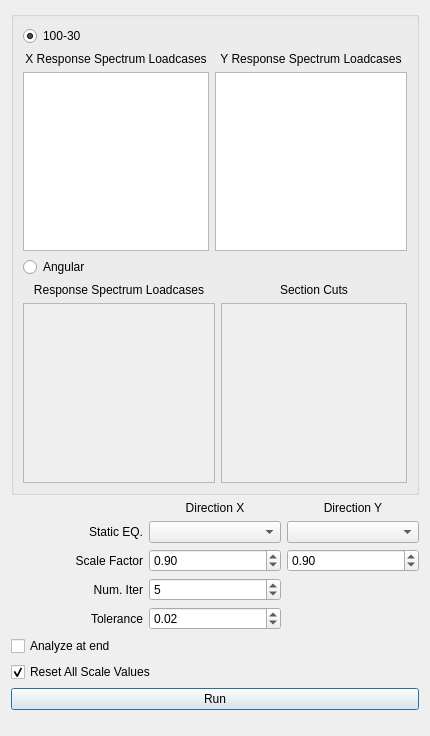
Old version of the form widgets/response_spectrum.ui in the repository ebrahimraeyat/civilTools.
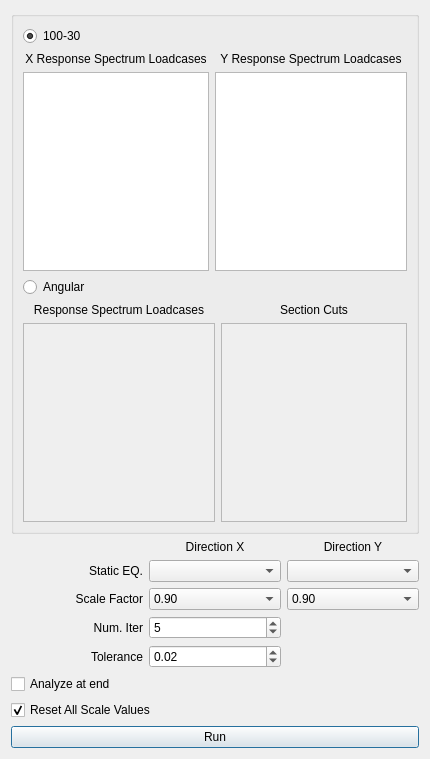
New version of the form. Icons and pictures are not drawn.

Commit message: Do not show scale spectrum during get drift

What changed in the file:
```diff
--- a/widgets/response_spectrum.ui
+++ b/widgets/response_spectrum.ui
@@ -7,7 +7,7 @@
     <x>0</x>
     <y>0</y>
     <width>430</width>
-    <height>736</height>
+    <height>759</height>
    </rect>
   </property>
   <property name="windowTitle">
@@ -239,22 +239,6 @@
        </property>
       </widget>
      </item>
-     <item row="2" column="2">
-      <widget class="QDoubleSpinBox" name="y_scalefactor">
-       <property name="minimum">
-        <double>0.850000000000000</double>
-       </property>
-       <property name="maximum">
-        <double>1.000000000000000</double>
-       </property>
-       <property name="singleStep">
-        <double>0.050000000000000</double>
-       </property>
-       <property name="value">
-        <double>0.900000000000000</double>
-       </property>
-      </widget>
-     </item>
      <item row="4" column="1">
       <widget class="QDoubleSpinBox" name="tolerance">
        <property name="minimum">
@@ -271,22 +255,6 @@
        </property>
       </widget>
      </item>
-     <item row="2" column="1">
-      <widget class="QDoubleSpinBox" name="x_scalefactor">
-       <property name="minimum">
-        <double>0.850000000000000</double>
-       </property>
-       <property name="maximum">
-        <double>1.000000000000000</double>
-       </property>
-       <property name="singleStep">
-        <double>0.050000000000000</double>
-       </property>
-       <property name="value">
-        <double>0.900000000000000</double>
-       </property>
-      </widget>
-     </item>
      <item row="6" column="0" colspan="3">
       <widget class="QCheckBox" name="reset">
        <property name="text">
@@ -297,6 +265,50 @@
        </property>
       </widget>
      </item>
+     <item row="2" column="1">
+      <widget class="QComboBox" name="x_scalefactor_combobox">
+       <property name="currentIndex">
+        <number>1</number>
+       </property>
+       <item>
+        <property name="text">
+         <string>0.85</string>
+        </property>
+       </item>
+       <item>
+        <property name="text">
+         <string>0.90</string>
+        </property>
+       </item>
+       <item>
+        <property name="text">
+         <string>1.0</string>
+        </property>
+       </item>
+      </widget>
+     </item>
+     <item row="2" column="2">
+      <widget class="QComboBox" name="y_scalefactor_combobox">
+       <property name="currentIndex">
+        <number>1</number>
+       </property>
+       <item>
+        <property name="text">
+         <string>0.85</string>
+        </property>
+       </item>
+       <item>
+        <property name="text">
+         <string>0.90</string>
+        </property>
+       </item>
+       <item>
+        <property name="text">
+         <string>1.0</string>
+        </property>
+       </item>
+      </widget>
+     </item>
     </layout>
    </item>
    <item>
@@ -310,8 +322,8 @@
      </property>
      <property name="iconSize">
       <size>
-       <width>40</width>
-       <height>40</height>
+       <width>60</width>
+       <height>60</height>
       </size>
      </property>
      <property name="shortcut">
@@ -319,19 +331,6 @@
      </property>
     </widget>
    </item>
-   <item>
-    <spacer name="verticalSpacer">
-     <property name="orientation">
-      <enum>Qt::Vertical</enum>
-     </property>
-     <property name="sizeHint" stdset="0">
-      <size>
-       <width>20</width>
-       <height>40</height>
-      </size>
-     </property>
-    </spacer>
-   </item>
   </layout>
  </widget>
  <resources>
```
The commit also changes 5 other files.
